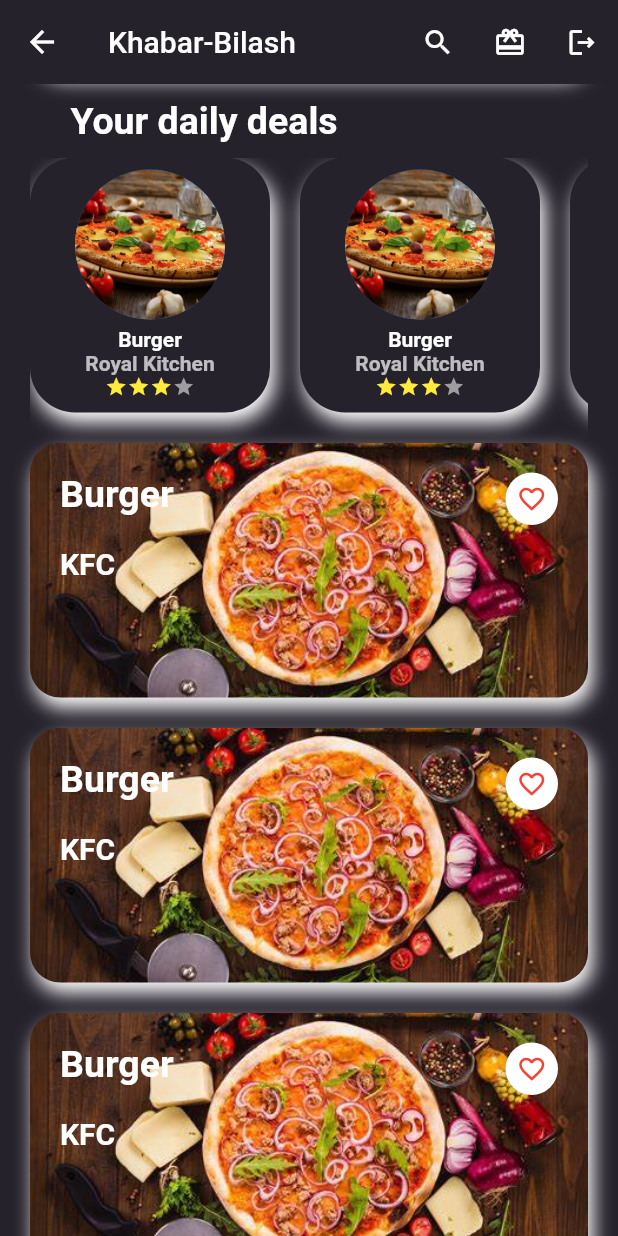
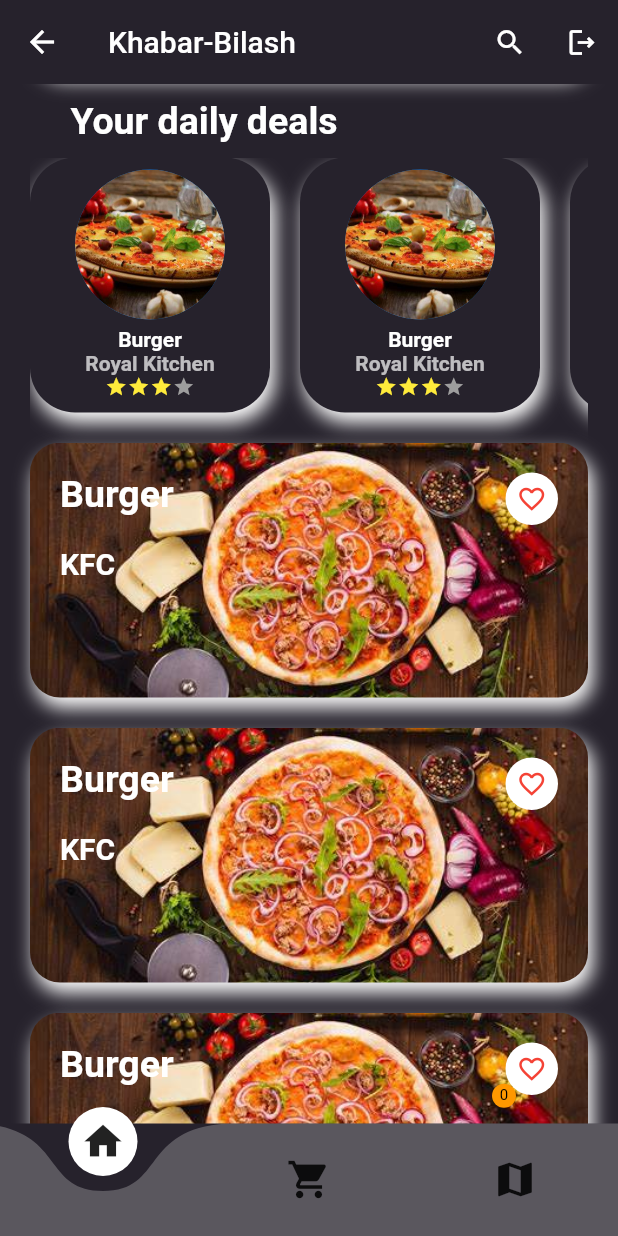
Before and after one commit to Sarwar-95/Khabar-Bilash-Food_Delivery, a Flutter app: the foodDelivery screen opened directly, scrolled down 576 dp, on a phone screen of 412 x 824 dp. Run offline on Flutter 3.47's test engine with Material 2 defaults, Android fonts, the phone set to English and light mode, and no system bars; drawn by our look-alikes of curved_navigation_bar; our stand-ins replace cloud_firestore, email_validator, firebase_auth, firebase_core, font_awesome_flutter, google_sign_in and 2 more; accounts and stored records are empty; network calls fail.

Commit message:
Bottom Navigation Bar

```diff
--- a/lib/cart/order_model.dart
+++ b/lib/cart/order_model.dart
@@ -3,11 +3,8 @@ import 'package:flutter/src/widgets/container.dart';
 import 'package:flutter/src/widgets/framework.dart';
 
 class OrderModel extends ChangeNotifier {
-
-
   //==================================================
   //-------------------- Data Loading ----------------
-
 
   //  Undal
   final List _itemsUndal = [
@@ -33,12 +30,12 @@ class OrderModel extends ChangeNotifier {
     ],
   ];
 
-  get itemsUndal  => _itemsUndal ;
+  get itemsUndal => _itemsUndal;
 
 //=================================================================
 
 //Pach Bhai
- final List _itemsPachBhai = [
+  final List _itemsPachBhai = [
     [
       "Chicken Rice Bowls",
       "230",
@@ -63,7 +60,7 @@ class OrderModel extends ChangeNotifier {
 
   get itemsPachBhai => _itemsPachBhai;
 
- //====================================================
+  //====================================================
 
   //Panchi
   final List _itemsPanchi = [
@@ -123,38 +120,32 @@ class OrderModel extends ChangeNotifier {
   //=========================XXXXXXXXXX==========================
   //=========================XXXXXXXXXX==========================
 
-
   // Blank List
   final List _cartAdd = [];
 
   get cartAdd => _cartAdd;
-
 
   //======================= Functions ===========================
   //======================= Functions ===========================
   //======================= Functions ===========================
 
   void cartItemsAdd(int index, int track) {
-
-    if(track==1)
-    {
+    if (track == 1) {
       _cartAdd.add(itemsUndal[index]);
     }
 
-    if(track==2)
-    {
+    if (track == 2) {
       _cartAdd.add(itemsPachBhai[index]);
     }
 
-    if(track==3)
-    {
+    if (track == 3) {
       _cartAdd.add(itemsPanchi[index]);
     }
 
-    if(track==4)
-    {
+    if (track == 4) {
       _cartAdd.add(itemsBustine[index]);
     }
+    print(_cartAdd.length);
     notifyListeners();
   }
 
@@ -164,7 +155,7 @@ class OrderModel extends ChangeNotifier {
     notifyListeners();
   }
 
- //-------------------------------------------------------
+  //-------------------------------------------------------
   String calculate() {
     double totalPrice = 0;
     for (int i = 0; i < _cartAdd.length; i++) {
@@ -173,4 +164,11 @@ class OrderModel extends ChangeNotifier {
     return totalPrice.toStringAsFixed(2);
   }
 
+  //--------------- Shopping Cart Notification ---------------
+  //----------------------------------------------------------
+  //----------------------------------------------------------
+  int notification() {
+    notifyListeners();
+    return _cartAdd.length;
+  }
 }
--- a/lib/main.dart
+++ b/lib/main.dart
@@ -22,7 +22,6 @@ import 'package:newapp/provider/counter_provider.dart';
 import 'package:newapp/views/forget_password/forget_password.dart';
 import 'package:newapp/views/onboarding_screen/onboarding_screen.dart';
 import 'package:provider/provider.dart';
-import 'views/cuisines_part/biryani/bustine.dart';
 import 'Extra/practice_3.dart';
 import 'views/login_screen/login_screen.dart';
 import 'views/signup_screen/signup_screen.dart';
@@ -54,9 +53,9 @@ class MyApp extends StatelessWidget {
       home:
 
           //-----------------------
-          //foodDelivery(),
+          foodDelivery(),
           //----------------------
-          SplashScreen(),
+          //SplashScreen(),
           //OnBoardingScreen()
           //ForgetPassword()
       //Counter()
--- a/lib/views/home_screen/home_screen.dart
+++ b/lib/views/home_screen/home_screen.dart
@@ -1,4 +1,6 @@
 import 'dart:ui';
+import 'package:cloud_firestore/cloud_firestore.dart';
+import 'package:curved_navigation_bar/curved_navigation_bar.dart';
 import 'package:firebase_auth/firebase_auth.dart';
 import 'package:flutter/material.dart';
 import 'package:flutter/src/widgets/container.dart';
@@ -17,6 +19,7 @@ import 'package:newapp/views/cuisines_part/soups/soups.dart';
 import 'package:newapp/const/colors.dart';
 import 'package:newapp/cart/order_page.dart';
 import 'package:newapp/views/login_screen/login_screen.dart';
+import 'package:newapp/widgets_common/bottom_navigation_bar.dart';
 
 class foodDelivery extends StatefulWidget {
   const foodDelivery({super.key});
@@ -33,6 +36,8 @@ class _foodDeliveryState extends State<foodDelivery> {
       backgroundColor: BackgroundColor,
 
       //==============(APP BAR)===================
+      //==========================================
+      //==========================================
       appBar: AppBar(
         elevation: 0,
         title: Text(
@@ -44,23 +49,9 @@ class _foodDeliveryState extends State<foodDelivery> {
         ),
         backgroundColor: Colors.transparent,
         actions: [
-            IconButton(
+          IconButton(
             onPressed: () {},
             icon: Icon(Icons.search),
-            color: Colors.white,
-            iconSize: 22,
-          ),
-
-          //****************************************************/
-            IconButton(
-            onPressed: () {
-              Navigator.push(context, MaterialPageRoute(builder: (context) {
-                return OrderPage();
-              }));
-            },
-
-
-            icon: Icon(Icons.card_giftcard),
             color: Colors.white,
             iconSize: 22,
           ),
@@ -73,19 +64,18 @@ class _foodDeliveryState extends State<foodDelivery> {
               //|..................... F I R E B A S E ...........................|
               //===================================================================
 
-               FirebaseServices().googleSignOut();
+              FirebaseServices().googleSignOut();
 
               //===================================================================
 
               FirebaseAuth.instance.signOut();
 
               Navigator.pop(context);
-              Navigator.push(context,
-                   MaterialPageRoute(builder: (context)=>SignIn()));
+              Navigator.push(
+                  context, MaterialPageRoute(builder: (context) => SignIn()));
 
               //===================================================================
             },
-
             icon: Icon(Icons.logout_outlined),
             color: Colors.white,
             iconSize: 22,
@@ -94,7 +84,15 @@ class _foodDeliveryState extends State<foodDelivery> {
       ),
 
       //==================(Body)====================
+      //============================================
+      //============================================
       body: Body(),
+
+      //=========== Bottom Navigation Bar ==========
+      //============================================
+      //============================================
+
+      bottomNavigationBar: BottomNavigation()
     );
   }
 }
--- /dev/null
+++ b/lib/widgets_common/bottom_navigation_bar.dart
@@ -0,0 +1,58 @@
+import 'package:curved_navigation_bar/curved_navigation_bar.dart';
+import 'package:flutter/cupertino.dart';
+import 'package:flutter/material.dart';
+import 'package:newapp/cart/order_model.dart';
+import 'package:provider/provider.dart';
+
+import '../cart/order_page.dart';
+import '../const/colors.dart';
+
+class BottomNavigation extends StatefulWidget {
+  BottomNavigation({
+    super.key,
+  });
+
+  @override
+  State<BottomNavigation> createState() => _BottomNavigationState();
+}
+
+class _BottomNavigationState extends State<BottomNavigation> {
+  @override
+  Widget build(BuildContext context) {
+    int count = 0;
+
+    return Consumer<OrderModel>(
+      builder: (context, value, child)
+      {
+      return CurvedNavigationBar(
+          backgroundColor: BackgroundColor,
+          buttonBackgroundColor: Colors.white,
+          color: Colors.white24,
+          onTap: (Index) {
+            if (Index == 1) {
+              Navigator.push(context, MaterialPageRoute(builder: (context) {
+                return OrderPage();
+              }));
+            }
+          },
+          items: [
+            Icon(
+              Icons.home,
+              size: 30,
+            ),
+
+            Badge(
+                backgroundColor: Colors.orange,
+                textColor: Colors.black,
+                alignment: AlignmentDirectional(18, -4),
+                label: Text(value.notification().toString()),
+                child:
+                Icon(
+                  Icons.shopping_cart, size: 30)
+                ),
+
+            Icon(Icons.map, size: 30),
+          ]);
+    });
+  }
+}
--- a/pubspec.yaml
+++ b/pubspec.yaml
@@ -50,6 +50,7 @@ dependencies:
   firebase_storage: ^11.0.11
   email_validator: ^2.1.17
   introduction_screen: ^3.1.6
+  curved_navigation_bar: ^1.0.3
 
 
 
```
Also changed, not shown: lib/provider/app_design.dart (+7 -7 lines), lib/views/cuisines_part/biryani/biryani.dart (+9 -1 lines), lib/views/cuisines_part/biryani/bustine.dart (deleted, +0 -137 lines), lib/views/cuisines_part/biryani/pachBhai.dart (+7 -8 lines), lib/views/cuisines_part/biryani/panshi.dart (+5 -8 lines), lib/views/cuisines_part/biryani/undal.dart (+7 -8 lines), pubspec.lock.
